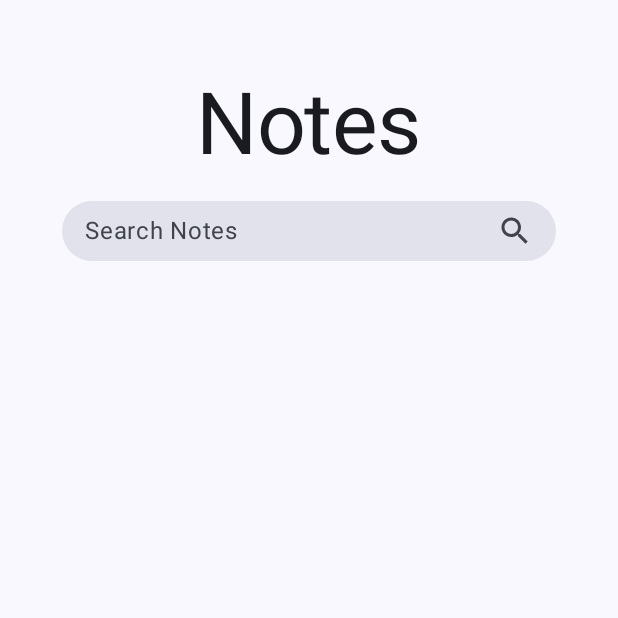
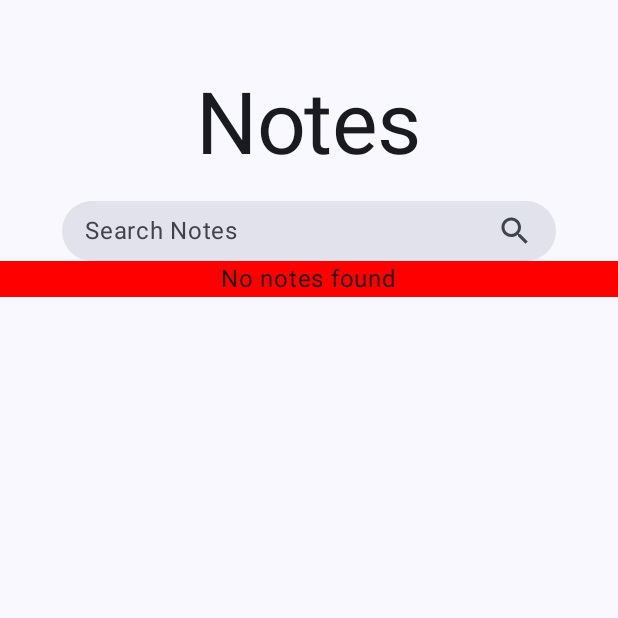
Before and after one commit to dev5h/remark, an Android app built with Jetpack Compose: the screen it shows after launch (MainActivity), on a phone screen of 412 x 824 dp, the top half of it. Run offline under Robolectric (Android 15) with nearby library versions, the light colour scheme and no system bars.

Commit message:
Updated app/src/main/java/com/shazin/remark/Views/Home.kt, app/src/main/java/com/shazin/remark/Widgets/NoNoteFoundDisplay.kt;

```diff
--- a/app/src/main/java/com/shazin/remark/Views/Home.kt
+++ b/app/src/main/java/com/shazin/remark/Views/Home.kt
@@ -28,6 +28,7 @@ import androidx.compose.ui.Modifier
 import androidx.compose.ui.draw.clip
 import androidx.compose.ui.unit.dp
 import androidx.navigation.NavHostController
+import com.shazin.remark.Widgets.NoNoteFound
 
 @OptIn(ExperimentalMaterial3Api::class)
 @Composable
@@ -39,14 +40,14 @@ fun Home(navHostController: NavHostController){
             .padding(paddingValues)
         ){
             item {
-                HomeHeader()
+                HomeHeader(navHostController = navHostController)
             }
         }
     }
 }
 
 @Composable
-fun HomeHeader(){
+fun HomeHeader(navHostController: NavHostController){
     Column(modifier = Modifier
         .fillMaxWidth()
         .padding(top = 50.dp),
@@ -57,6 +58,7 @@ fun HomeHeader(){
         Spacer(modifier = Modifier.height(17.dp))
         // Search
         SearchBox()
+        NoNoteFound(navHostController = navHostController)
     }
 }
 @Composable
@@ -65,7 +67,7 @@ fun SearchBox(){
     Modifier
 
         .clip(RoundedCornerShape(25.dp))
-        .clickable {  }
+        .clickable { }
         .fillMaxWidth(0.8f)
         .defaultMinSize(100.dp)
         .height(40.dp)
--- a/app/src/main/java/com/shazin/remark/Widgets/NoNoteFoundDisplay.kt
+++ b/app/src/main/java/com/shazin/remark/Widgets/NoNoteFoundDisplay.kt
@@ -1,25 +1,26 @@
 package com.shazin.remark.Widgets
 
+import androidx.compose.foundation.background
+import androidx.compose.foundation.layout.Box
 import androidx.compose.foundation.layout.Column
 import androidx.compose.foundation.layout.Row
+import androidx.compose.foundation.layout.fillMaxSize
+import androidx.compose.foundation.layout.fillMaxWidth
 import androidx.compose.material.icons.Icons
 import androidx.compose.material.icons.filled.Add
 import androidx.compose.material3.Button
 import androidx.compose.material3.Icon
 import androidx.compose.material3.Text
 import androidx.compose.runtime.Composable
+import androidx.compose.ui.Alignment
+import androidx.compose.ui.Modifier
+import androidx.compose.ui.graphics.Color
 import androidx.navigation.NavHostController
 
 @Composable
 fun NoNoteFound(navHostController: NavHostController){
-    Column {
+    Box(modifier =
+    Modifier.fillMaxSize().background(Color.Red), contentAlignment = Alignment.Center) {
         Text(text = "No notes found")
-        Button(onClick = { /*TODO*/ }) {
-            Row {
-                Icon(imageVector = Icons.Default.Add, contentDescription = "Create Icon")
-                Text(text = "Create")
-            }
-
-        }
     }
 }
```
